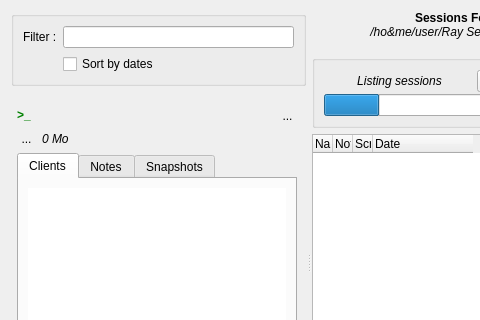
This is resources/ui/open_session.ui in Houston4444/RaySession as Qt 5 draws it before an edit; both pictures show x 0 to 480 and y 0 to 320 of the 580 by 551 pixel window. The edited form follows.
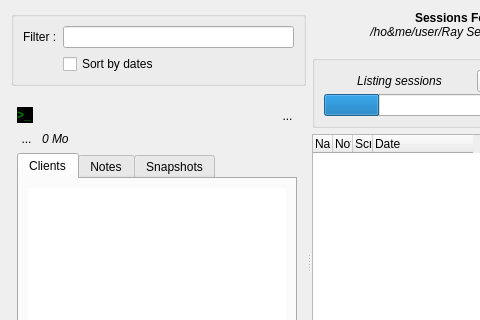
This is the edited form. Icons and pictures are not drawn. Custom widgets are drawn as their Qt base class.

Commit message: Re-use existant dialogs for duplicate and save as template (open session dialog)

```diff
--- a/resources/ui/open_session.ui
+++ b/resources/ui/open_session.ui
@@ -130,7 +130,7 @@
                  </font>
                 </property>
                 <property name="styleSheet">
-                 <string notr="true">QLabel{color:green}</string>
+                 <string notr="true">QLabel{color:green;background-color:black}</string>
                 </property>
                 <property name="text">
                  <string>&gt;_</string>
```
Left out of the diff: 6 changed lines with no effect on the pictures. The commit also changes 4 other files.
